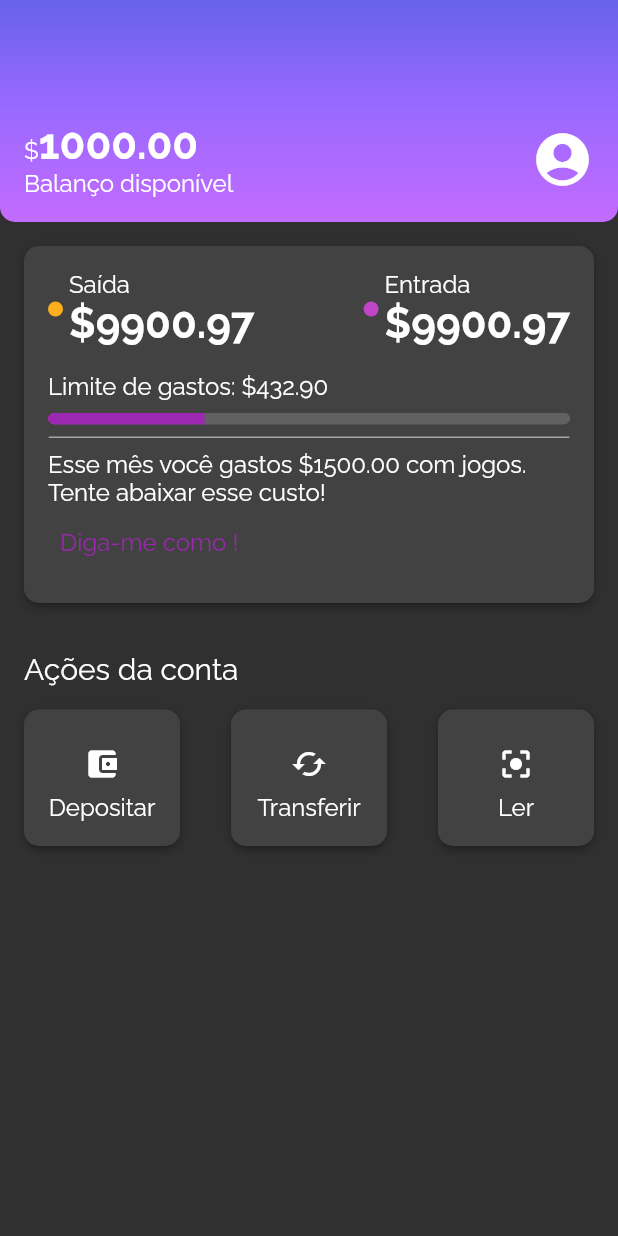
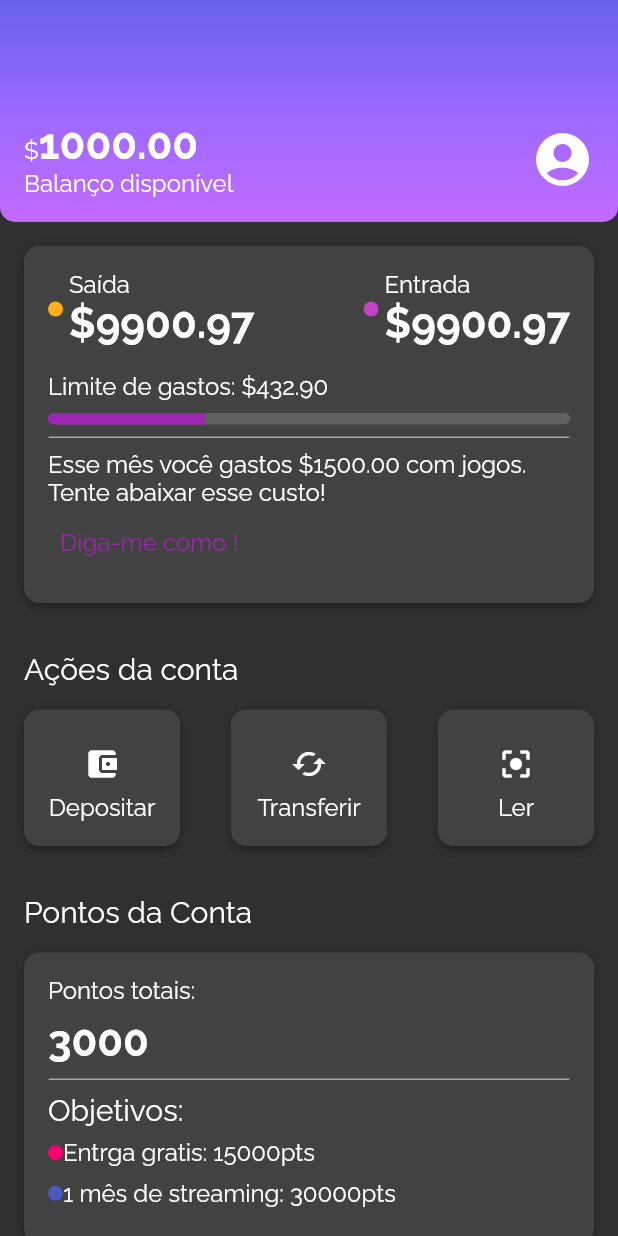
Before and after one commit to lucassamel/alubank, a Flutter app: the screen it shows after launch, on a phone screen of 412 x 824 dp. Run offline on Flutter 3.47's test engine with Material 2 defaults, Android fonts, the phone set to English and light mode, and no system bars.

Commit message:
Account points

```diff
--- a/lib/components/sections/account_actions.dart
+++ b/lib/components/sections/account_actions.dart
@@ -7,7 +7,7 @@
   @override
   Widget build(BuildContext context) {
     return Padding(
-      padding: EdgeInsets.all(16.0),
+      padding: const EdgeInsets.all(16.0),
       child: Column(
         crossAxisAlignment: CrossAxisAlignment.start,
         children: [
@@ -22,8 +22,8 @@
             mainAxisAlignment: MainAxisAlignment.spaceBetween,
             children: [
               InkWell(
-                onTap: (){},
-                child: BoxCard(
+                onTap: () {},
+                child: const BoxCard(
                   boxContent: _AccountActionsContent(
                     icon: Icon(Icons.account_balance_wallet),
                     text: 'Depositar',
@@ -31,8 +31,8 @@
                 ),
               ),
               InkWell(
-                onTap: (){},
-                child: BoxCard(
+                onTap: () {},
+                child: const BoxCard(
                   boxContent: _AccountActionsContent(
                     icon: Icon(Icons.cached),
                     text: 'Transferir',
@@ -40,8 +40,8 @@
                 ),
               ),
               InkWell(
-                onTap: (){},
-                child: BoxCard(
+                onTap: () {},
+                child: const BoxCard(
                   boxContent: _AccountActionsContent(
                     icon: Icon(Icons.center_focus_strong),
                     text: 'Ler',
@@ -66,7 +66,7 @@
 
   @override
   Widget build(BuildContext context) {
-    return Container(
+    return SizedBox(
       width: 72,
       child: Column(
         children: [
--- /dev/null
+++ b/lib/components/sections/account_points.dart
@@ -0,0 +1,82 @@
+import 'package:alubank/themes/theme_colors.dart';
+import 'package:flutter/material.dart';
+
+import '../box_card.dart';
+import '../color_dot.dart';
+import '../content_division.dart';
+
+class AccountPoints extends StatelessWidget {
+  const AccountPoints({super.key});
+
+  @override
+  Widget build(BuildContext context) {
+    return Padding(
+        padding: const EdgeInsets.all(16),
+        child: Column(
+          crossAxisAlignment: CrossAxisAlignment.start,
+          children: [
+            Padding(
+              padding: const EdgeInsets.only(bottom: 16.0),
+              child: Text(
+                'Pontos da Conta',
+                style: Theme.of(context).textTheme.titleMedium,
+              ),
+            ),
+            BoxCard(
+              boxContent: Column(
+                crossAxisAlignment: CrossAxisAlignment.start,
+                children: [
+                  const Padding(
+                    padding: EdgeInsets.only(bottom: 8.0),
+                    child: Text('Pontos totais:'),
+                  ),
+                  Padding(
+                    padding: const EdgeInsets.only(bottom: 8.0),
+                    child: Text(
+                      '3000',
+                      style: Theme.of(context).textTheme.bodyLarge,
+                    ),
+                  ),
+                  const ContentDivision(),
+                  Padding(
+                    padding: const EdgeInsets.only(bottom: 8.0, top: 8),
+                    child: Text(
+                      'Objetivos:',
+                      style: Theme.of(context).textTheme.titleMedium,
+                    ),
+                  ),
+                  _ObjectivePoints(
+                    color: ThemeColors.recentActivity['delivery'],
+                    text: 'Entrga gratis: 15000pts',
+                  ),
+                  _ObjectivePoints(
+                    color: ThemeColors.recentActivity['streaming'],
+                    text: '1 mês de streaming: 30000pts',
+                  ),
+                ],
+              ),
+            ),
+          ],
+        ));
+  }
+}
+
+class _ObjectivePoints extends StatelessWidget {
+  final Color? color;
+  final String text;
+
+  const _ObjectivePoints({required this.color, required this.text});
+
+  @override
+  Widget build(BuildContext context) {
+    return Padding(
+      padding: const EdgeInsets.only(bottom: 8.0),
+      child: Row(
+        children: [
+          ColorDot(color: color),
+          Text(text),
+        ],
+      ),
+    );
+  }
+}
--- a/lib/screens/home.dart
+++ b/lib/screens/home.dart
@@ -1,4 +1,5 @@
 import 'package:alubank/components/sections/account_actions.dart';
+import 'package:alubank/components/sections/account_points.dart';
 import 'package:alubank/components/sections/header.dart';
 import 'package:alubank/components/sections/recent_activity.dart';
 import 'package:flutter/material.dart';
@@ -9,12 +10,15 @@
   @override
   Widget build(BuildContext context) {
     return Scaffold(
-      body: Column(
-        children: const <Widget>[
-          Header(),
-          RecentActivity(),
-          AccountActions(),
-        ],
+      body: SingleChildScrollView(
+        child: Column(
+          children: const <Widget>[
+            Header(),
+            RecentActivity(),
+            AccountActions(),
+            AccountPoints(),
+          ],
+        ),
       ),
     );
   }
--- a/lib/themes/theme_colors.dart
+++ b/lib/themes/theme_colors.dart
@@ -10,6 +10,8 @@
   static const recentActivity = {
     'spent': Color.fromRGBO(255, 175, 29, 1.0),
     'income': Color.fromRGBO(191, 69, 198, 1.0),
+    'delivery': Color.fromRGBO(250, 0, 112, 1),
+    'streaming': Color.fromRGBO(75, 89, 191, 1)
   };
   static const division = Color.fromRGBO(166, 166, 166, 1.0);
 }
```
